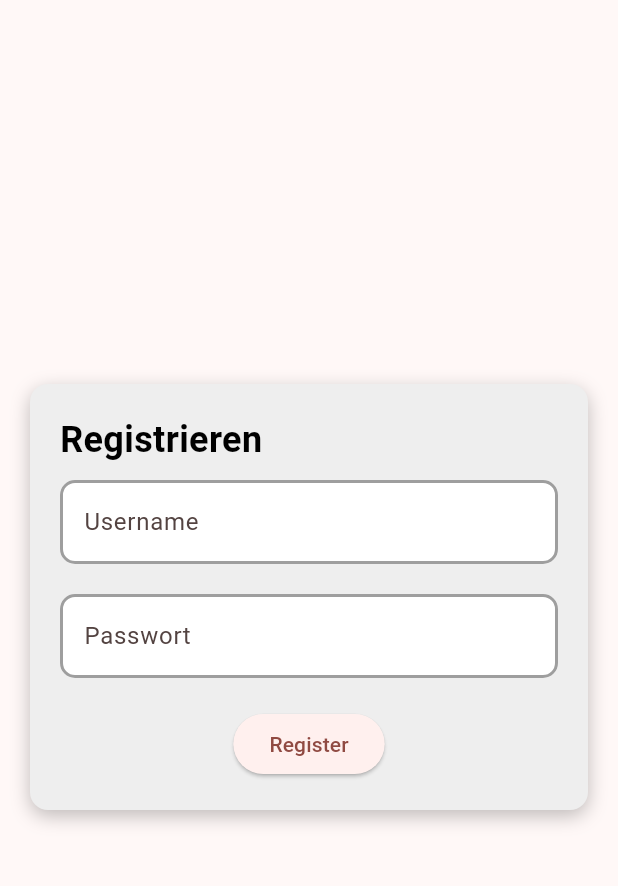
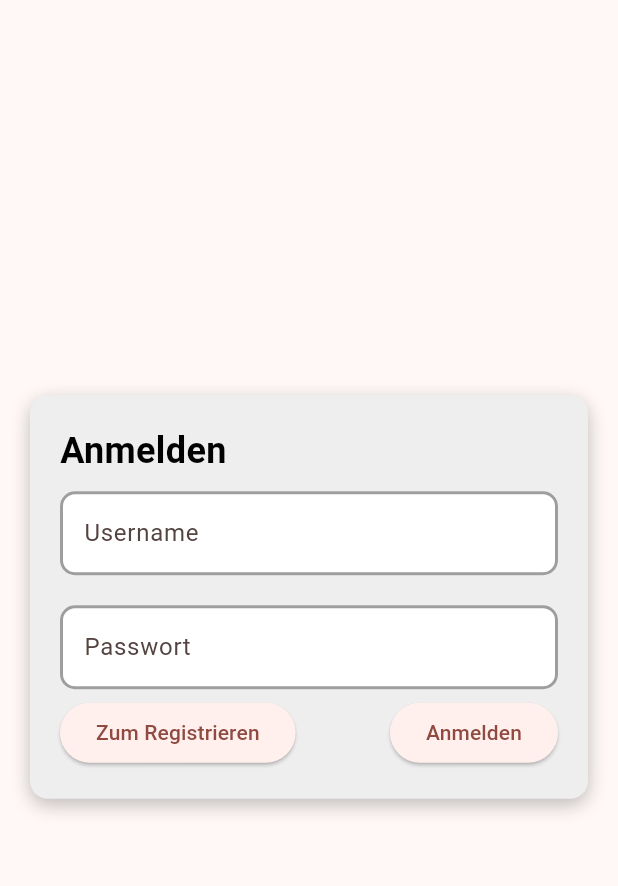
Before and after one commit to FloRiyan1/coolerRechner, a Flutter app: the screen it shows after launch, on a phone screen of 412 x 824 dp, the part 63-949 px from its top. Run offline on Flutter 3.47's test engine with Material 3 defaults, Android fonts, the phone set to English and light mode, and no system bars; our stand-ins replace sqflite, sqflite_common; accounts and stored records are empty.

Commit message:
Login und Registrieren

```diff
--- /dev/null
+++ b/lib/features/authentication/screen/login_screen.dart
@@ -0,0 +1,26 @@
+import 'package:flutter/material.dart';
+import 'package:myapp/features/default/widgets/default_text.dart';
+import 'package:myapp/features/authentication/widget/login_widget.dart';
+import 'package:myapp/features/authentication/widget/register_widget.dart';
+
+import '../widget/login_widget.dart';
+
+class LoginScreen extends StatefulWidget {
+  const LoginScreen({super.key});
+
+  @override
+  State<LoginScreen> createState() => _LoginScreenState();
+}
+
+class _LoginScreenState extends State<LoginScreen> {
+  @override
+  Widget build(BuildContext context) {
+    return Scaffold(
+      appBar: AppBar(title: const Text('Florians Coole App')),
+      body: Column(
+          mainAxisAlignment: MainAxisAlignment.center,
+          children: const [LoginWidget()],
+        ),
+    );
+  }
+}
--- /dev/null
+++ b/lib/features/authentication/widget/login_widget.dart
@@ -0,0 +1,90 @@
+import 'package:flutter/material.dart';
+import 'package:myapp/features/authentication/material/user.dart';
+import 'package:myapp/features/default/data_access_object/dao.dart';
+import 'package:myapp/features/default/widgets/default_text_field.dart';
+import 'package:myapp/features/default/widgets/headline_text.dart';
+
+class LoginWidget extends StatefulWidget {
+  const LoginWidget({super.key});
+
+  @override
+  State<LoginWidget> createState() => _LoginWidgetState();
+}
+
+class _LoginWidgetState extends State<LoginWidget> {
+  final TextEditingController _usernameController = TextEditingController();
+  final TextEditingController _passwordController = TextEditingController();
+
+  Future<void> login(BuildContext context) async {
+    List<User> users = await Dao.instance.getUsers();
+    for (User user in users) {
+      if (user.username == _usernameController.text &&
+          user.password == _passwordController.text) {
+        Navigator.pushNamed(context, '/register');
+        return; // Stoppe nach erfolgreicher Anmeldung
+      }
+    }
+    // Optional: Fehler anzeigen, wenn keine Übereinstimmung gefunden wurde
+    ScaffoldMessenger.of(context).showSnackBar(
+      const SnackBar(content: Text("Ungültige Anmeldedaten")),
+    );
+  }
+
+  @override
+  void dispose() {
+    _usernameController.dispose();
+    _passwordController.dispose();
+    super.dispose();
+  }
+
+  @override
+  Widget build(BuildContext context) {
+    return Container(
+      margin: const EdgeInsets.all(20),
+      padding: const EdgeInsets.all(20),
+      decoration: BoxDecoration(
+        color: Colors.grey[200],
+        borderRadius: BorderRadius.circular(12),
+        boxShadow: [
+          BoxShadow(
+            color: Colors.black.withOpacity(0.25),
+            blurRadius: 10,
+            offset: const Offset(0, 4),
+          ),
+        ],
+      ),
+      child: Column(
+        mainAxisSize: MainAxisSize.min,
+        children: [
+          const Row(children: [HeadlineText(text: "Anmelden")]),
+          const SizedBox(height: 10),
+          DefaultTextField(
+            labelText: "Username",
+            controller: _usernameController,
+          ),
+          const SizedBox(height: 20),
+          DefaultTextField(
+            labelText: "Passwort",
+            controller: _passwordController,
+          ),
+          const SizedBox(height: 5),
+          Row(
+            mainAxisAlignment: MainAxisAlignment.spaceBetween,
+            children: [
+              ElevatedButton(
+                onPressed: () {
+                  Navigator.pushNamed(context, '/register');
+                },
+                child: const Text('Zum Registrieren'),
+              ),
+              ElevatedButton(
+                onPressed: () => login(context),
+                child: const Text('Anmelden'),
+              ),
+            ],
+          ),
+        ],
+      ),
+    );
+  }
+}
--- a/lib/features/login/screen/register_screen.dart
+++ /dev/null
@@ -1,24 +0,0 @@
-import 'package:flutter/material.dart';
-import 'package:myapp/features/login/widget/register_widget.dart';
-
-class RegisterScreen extends StatefulWidget {
-  const RegisterScreen({super.key});
-
-  @override
-  State<RegisterScreen> createState() => _RegisterScreenState();
-}
-
-class _RegisterScreenState extends State<RegisterScreen> {
-  @override
-  Widget build(BuildContext context) {
-    return Scaffold(
-      appBar: AppBar(title: const Text('Florians Coole App')),
-      body: Expanded(
-        child: Column(
-          mainAxisAlignment: MainAxisAlignment.center,
-          children: const [RegisterWidget()],
-        ),
-      ),
-    );
-  }
-}
--- a/lib/features/login/widget/register_widget.dart
+++ /dev/null
@@ -1,43 +0,0 @@
-import 'package:flutter/material.dart';
-import 'package:myapp/features/default/widgets/default_text_field.dart';
-import 'package:myapp/features/default/widgets/headline_text.dart';
-
-class RegisterWidget extends StatefulWidget {
-  const RegisterWidget({super.key});
-
-  @override
-  State<RegisterWidget> createState() => _RegisterWidgetState();
-}
-
-class _RegisterWidgetState extends State<RegisterWidget> {
-  @override
-  Widget build(BuildContext context) {
-    return Container(
-      margin: const EdgeInsets.all(20),
-      padding: const EdgeInsets.all(20),
-      decoration: BoxDecoration(
-        color: Colors.grey[200],
-        borderRadius: BorderRadius.circular(12),
-        boxShadow: [
-          BoxShadow(
-            color: Colors.black.withValues(alpha: 0.25),
-            blurRadius: 10,
-            offset: const Offset(0, 4),
-          ),
-        ],
-      ),
-      child: Column(
-        mainAxisSize: MainAxisSize.min,
-        children: [
-          const Row(children: [HeadlineText(text: "Registrieren")]),
-          const SizedBox(height: 10),
-          DefaultTextField(labelText: "Username"),
-          const SizedBox(height: 20),
-          DefaultTextField(labelText: "Passwort"),
-          const SizedBox(height: 20),
-          ElevatedButton(onPressed: () {}, child: const Text('Register')),
-        ],
-      ),
-    );
-  }
-}
--- a/lib/main.dart
+++ b/lib/main.dart
@@ -1,25 +1,31 @@
 import 'package:flutter/material.dart';
-import 'package:myapp/features/login/screen/register_screen.dart';
+import 'package:myapp/features/authentication/screen/login_screen.dart';
+import 'package:myapp/features/authentication/screen/register_screen.dart';
+import 'package:sqflite_common/sqlite_api.dart';
 import 'features/default/data_access_object/dao.dart';
 
-Future<void> main() async {
-  initDatabase();
-  runApp(const MyApp());
+void main() async {
+  WidgetsFlutterBinding.ensureInitialized();
+  runApp(MyApp());
 }
 
 class MyApp extends StatelessWidget {
   const MyApp({super.key});
-
   // This widget is the root of your application.
   @override
   Widget build(BuildContext context) {
     return MaterialApp(
+      initialRoute: '/',
+      routes: {
+        '/': (context) => LoginScreen(),
+        '/login': (context) => LoginScreen(),
+        '/register': (context) => RegisterScreen(),
+      },
       title: 'Flutter Demo',
       theme: ThemeData(
         colorScheme: ColorScheme.fromSeed(seedColor: Colors.red),
         useMaterial3: true,
       ),
-      home: const RegisterScreen(),
     );
   }
 }
```
Also changed, not shown: lib/features/authentication/material/user.dart (added, +26 -0 lines), lib/features/authentication/screen/register_screen.dart (added, +24 -0 lines), lib/features/authentication/widget/register_widget.dart (added, +92 -0 lines), lib/features/default/data_access_object/dao.dart (+47 -6 lines), lib/features/default/material/user.dart (deleted, +0 -21 lines), lib/features/main_menue/screen/funktion_auswahl_screen.dart (added, +23 -0 lines), pubspec.lock, 131 other files.
